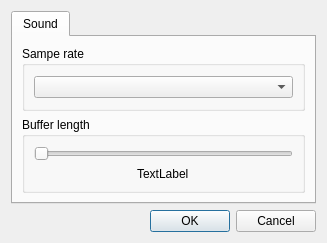
Qt form BambooTracker/gui/configuration_dialog.ui (BambooTracker/BambooTracker) before a commit.
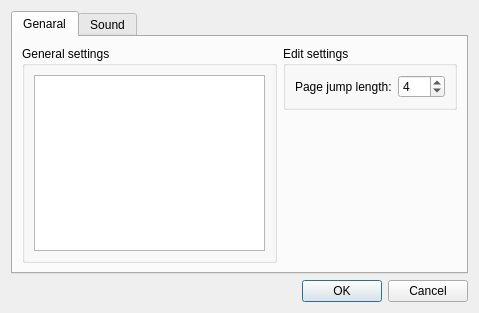
The same form after that commit. The open tabs and pages were chosen to show the change.

```diff
--- a/BambooTracker/gui/configuration_dialog.ui
+++ b/BambooTracker/gui/configuration_dialog.ui
@@ -6,8 +6,8 @@
    <rect>
     <x>0</x>
     <y>0</y>
-    <width>327</width>
-    <height>242</height>
+    <width>479</width>
+    <height>313</height>
    </rect>
   </property>
   <property name="windowTitle">
@@ -19,6 +19,67 @@
      <property name="currentIndex">
       <number>0</number>
      </property>
+     <widget class="QWidget" name="tab">
+      <attribute name="title">
+       <string>Genaral</string>
+      </attribute>
+      <layout class="QGridLayout" name="gridLayout_7">
+       <item row="0" column="1">
+        <widget class="QGroupBox" name="editSettingsGroupBox">
+         <property name="title">
+          <string>Edit settings</string>
+         </property>
+         <layout class="QGridLayout" name="gridLayout_6">
+          <item row="0" column="0">
+           <widget class="QLabel" name="pageJumpLengthLabel">
+            <property name="text">
+             <string>Page jump length:</string>
+            </property>
+           </widget>
+          </item>
+          <item row="0" column="1">
+           <widget class="QSpinBox" name="pageJumpLengthSpinBox">
+            <property name="minimum">
+             <number>1</number>
+            </property>
+            <property name="maximum">
+             <number>128</number>
+            </property>
+            <property name="value">
+             <number>4</number>
+            </property>
+           </widget>
+          </item>
+         </layout>
+        </widget>
+       </item>
+       <item row="1" column="1">
+        <spacer name="verticalSpacer">
+         <property name="orientation">
+          <enum>Qt::Vertical</enum>
+         </property>
+         <property name="sizeHint" stdset="0">
+          <size>
+           <width>20</width>
+           <height>40</height>
+          </size>
+         </property>
+        </spacer>
+       </item>
+       <item row="0" column="0" rowspan="2">
+        <widget class="QGroupBox" name="generalSettingsGroupBox">
+         <property name="title">
+          <string>General settings</string>
+         </property>
+         <layout class="QGridLayout" name="gridLayout_5">
+          <item row="0" column="0">
+           <widget class="QListWidget" name="listWidget"/>
+          </item>
+         </layout>
+        </widget>
+       </item>
+      </layout>
+     </widget>
      <widget class="QWidget" name="soundTab">
       <attribute name="title">
        <string>Sound</string>
@@ -56,7 +117,7 @@
        <item row="0" column="0">
         <widget class="QGroupBox" name="sampleRateGroupBox">
          <property name="title">
-          <string>Sampe rate</string>
+          <string>Sample rate</string>
          </property>
          <layout class="QGridLayout" name="gridLayout_3">
           <item row="0" column="0">
```
Left out of the diff: 4 changed lines with no effect on the pictures.
